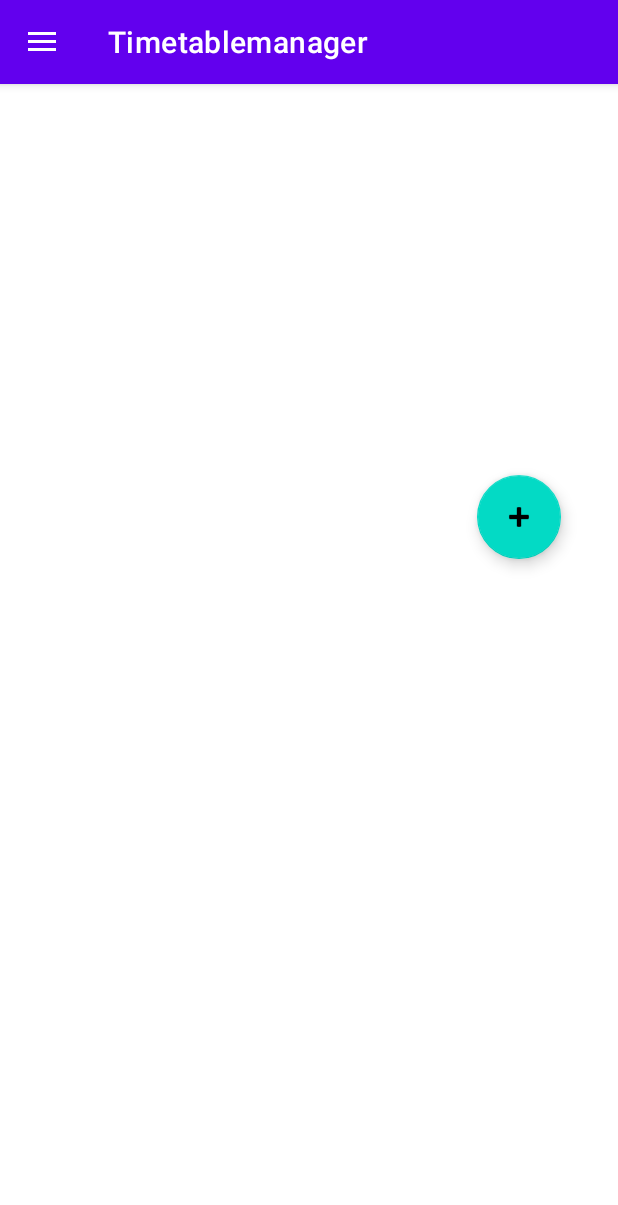
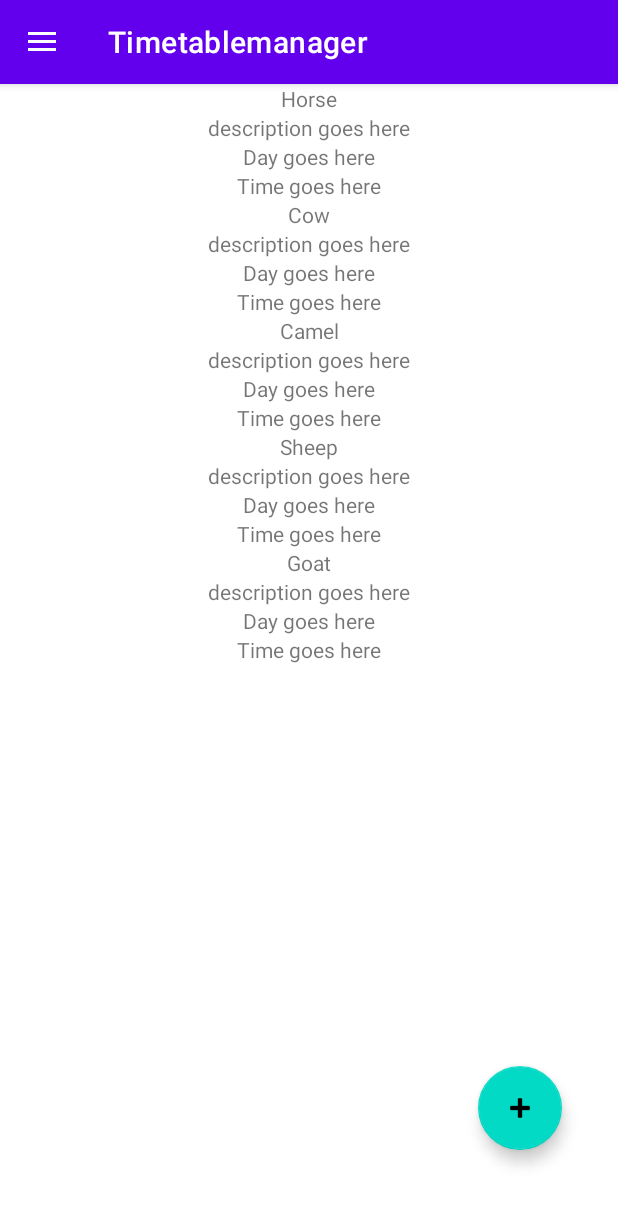
Before and after one commit to Talhamalhi/Mobile-Computing-, an Android app: the Timetable screen opened directly, with no data from a screen before it, on a phone screen of 412 x 824 dp. Shown: the top 1205 px of the screen. Run offline under Robolectric (Android 15) with nearby library versions, the phone set to English and light mode, and no system bars.

Commit message:
home page created
work started on homepage of the app. recycler view is used in the layout plan.

```diff
--- /dev/null
+++ b/TimeTable(App)/app/src/main/java/com/example/timetablemanager/TimeTable_Adapter.java
@@ -0,0 +1,76 @@
+package com.example.timetablemanager;
+
+import android.content.Context;
+import android.view.LayoutInflater;
+import android.view.View;
+import android.view.ViewGroup;
+import android.widget.TextView;
+
+import androidx.recyclerview.widget.RecyclerView;
+
+import java.util.List;
+
+public class TimeTable_Adapter extends RecyclerView.Adapter<TimeTable_Adapter.ViewHolder> {
+
+    private List<String> mData;
+    private LayoutInflater mInflater;
+    private ItemClickListener mClickListener;
+
+    // data is passed into the constructor
+    public TimeTable_Adapter(Context context, List<String> data) {
+        this.mInflater = LayoutInflater.from(context);
+        this.mData = data;
+    }
+
+    // inflates the row layout from xml when needed
+    @Override
+    public ViewHolder onCreateViewHolder(ViewGroup parent, int viewType) {
+        View view = mInflater.inflate(R.layout.row_timetable, parent, false);
+        return new ViewHolder(view);
+    }
+
+    // binds the data to the TextView in each row
+    @Override
+    public void onBindViewHolder(ViewHolder holder, int position) {
+        String animal = mData.get(position);
+        holder.myTextView.setText(animal);
+    }
+
+    // total number of rows
+    @Override
+    public int getItemCount() {
+        return mData.size();
+    }
+
+
+    // stores and recycles views as they are scrolled off screen
+    public class ViewHolder extends RecyclerView.ViewHolder implements View.OnClickListener {
+        TextView myTextView;
+
+        ViewHolder(View itemView) {
+            super(itemView);
+            myTextView = itemView.findViewById(R.id.title);
+            itemView.setOnClickListener(this);
+        }
+
+        @Override
+        public void onClick(View view) {
+            if (mClickListener != null) mClickListener.onItemClick(view, getAdapterPosition());
+        }
+    }
+
+    // convenience method for getting data at click position
+    String getItem(int id) {
+        return mData.get(id);
+    }
+
+    // allows clicks events to be caught
+    void setClickListener(ItemClickListener itemClickListener) {
+        this.mClickListener = itemClickListener;
+    }
+
+    // parent activity will implement this method to respond to click events
+    public interface ItemClickListener {
+        void onItemClick(View view, int position);
+    }
+}
--- a/TimeTable(App)/app/src/main/java/com/example/timetablemanager/adapter.java
+++ /dev/null
@@ -1,4 +0,0 @@
-package com.example.timetablemanager;
-
-public class adapter {
-}
--- a/TimeTable(App)/app/src/main/java/com/example/timetablemanager/leftdrawer/Timetable.java
+++ b/TimeTable(App)/app/src/main/java/com/example/timetablemanager/leftdrawer/Timetable.java
@@ -1,19 +1,25 @@
 package com.example.timetablemanager.leftdrawer;
 
+import android.annotation.SuppressLint;
 import android.os.Bundle;
 
 import androidx.fragment.app.Fragment;
+import androidx.recyclerview.widget.LinearLayoutManager;
+import androidx.recyclerview.widget.RecyclerView;
 
 import android.view.LayoutInflater;
 import android.view.View;
 import android.view.ViewGroup;
 
 import com.example.timetablemanager.R;
+import com.example.timetablemanager.TimeTable_Adapter;
+
+import java.util.ArrayList;
 
 import kotlin.jvm.Synchronized;
 
 public class Timetable extends Fragment {
-
+RecyclerView recyclerView;
     //Making Singleton Object For class
     private Timetable(){}
     private static Timetable instance = null;
@@ -23,11 +29,35 @@ public class Timetable extends Fragment {
         return instance;
     }
 
+    @Override
+    public void onCreate(Bundle savedInstanceState) {
+        super.onCreate(savedInstanceState);
+        // data to populate the RecyclerView with
+
+
+    }
 
     @Override
     public View onCreateView(LayoutInflater inflater, ViewGroup container,
                              Bundle savedInstanceState) {
         // Inflate the layout for this fragment
-        return inflater.inflate(R.layout.fragment_timetable, container, false);
+        View rootView = inflater.inflate(R.layout.fragment_timetable, container, false);
+        recyclerView = (RecyclerView) rootView.findViewById(R.id.recycler_view);
+
+        ArrayList<String> animalNames = new ArrayList<>();
+        animalNames.add("Horse");
+        animalNames.add("Cow");
+        animalNames.add("Camel");
+        animalNames.add("Sheep");
+        animalNames.add("Goat");
+
+//        recyclerView = (RecyclerView) getView().findViewById(R.id.recycler_view);
+        // set up the RecyclerView
+        recyclerView.setLayoutManager(new LinearLayoutManager(getActivity()));
+        TimeTable_Adapter adapter = new TimeTable_Adapter(getActivity(), animalNames);
+//        adapter.setClickListener(this);
+        recyclerView.setAdapter(adapter);
+        return rootView;
     }
+
 }
--- a/TimeTable(App)/app/src/main/res/layout/fragment_timetable.xml
+++ b/TimeTable(App)/app/src/main/res/layout/fragment_timetable.xml
@@ -1,14 +1,9 @@
 <?xml version="1.0" encoding="utf-8"?>
 <RelativeLayout xmlns:android="http://schemas.android.com/apk/res/android"
-    xmlns:app="http://schemas.android.com/apk/res-auto"
     xmlns:tools="http://schemas.android.com/tools"
     android:layout_width="match_parent"
     android:layout_height="match_parent"
-    android:rotationX="0"
     tools:context=".leftdrawer.Timetable">
-
-
-
 
     <com.google.android.material.floatingactionbutton.FloatingActionButton
         android:id="@+id/floatingActionButton2"
@@ -16,18 +11,16 @@
         android:layout_height="wrap_content"
         android:layout_alignParentEnd="true"
         android:layout_alignParentBottom="true"
-        android:layout_marginEnd="38dp"
-        android:layout_marginBottom="451dp"
+        android:layout_marginEnd="37dp"
+        android:layout_marginBottom="57dp"
         android:clickable="true"
         android:src="@android:drawable/ic_input_add" />
 
     <androidx.recyclerview.widget.RecyclerView
-        android:layout_width="73dp"
-        android:layout_height="288dp"
-        android:layout_alignParentEnd="true"
-        android:layout_alignParentBottom="true"
-        android:layout_marginEnd="169dp"
-        android:layout_marginBottom="171dp" />
+        android:id="@+id/recycler_view"
+        android:layout_width="match_parent"
+        android:layout_height="match_parent"
+        android:layout_above="@+id/floatingActionButton2" />
 
 
 </RelativeLayout>
--- /dev/null
+++ b/TimeTable(App)/app/src/main/res/layout/row_timetable.xml
@@ -0,0 +1,43 @@
+<?xml version="1.0" encoding="utf-8"?>
+<androidx.constraintlayout.widget.ConstraintLayout xmlns:android="http://schemas.android.com/apk/res/android"
+    xmlns:app="http://schemas.android.com/apk/res-auto"
+    android:layout_width="match_parent"
+    android:layout_height="wrap_content">
+
+
+    <TextView
+        android:id="@+id/title"
+        android:layout_width="wrap_content"
+        android:layout_height="wrap_content"
+        android:text="Title goes here"
+        app:layout_constraintLeft_toLeftOf="parent"
+        app:layout_constraintRight_toRightOf="parent"
+        app:layout_constraintTop_toTopOf="parent" />
+
+    <TextView
+        android:id="@+id/description"
+        android:layout_width="wrap_content"
+        android:layout_height="wrap_content"
+        android:text="description goes here"
+        app:layout_constraintLeft_toLeftOf="parent"
+        app:layout_constraintRight_toRightOf="parent"
+        app:layout_constraintTop_toBottomOf="@+id/title" />
+
+    <TextView
+        android:id="@+id/day"
+        android:layout_width="wrap_content"
+        android:layout_height="wrap_content"
+        android:text="Day goes here"
+        app:layout_constraintLeft_toLeftOf="parent"
+        app:layout_constraintRight_toRightOf="parent"
+        app:layout_constraintTop_toBottomOf="@+id/description"/>
+    <TextView
+        android:id="@+id/time"
+        android:layout_width="wrap_content"
+        android:layout_height="wrap_content"
+        android:text="Time goes here"
+        app:layout_constraintLeft_toLeftOf="parent"
+        app:layout_constraintRight_toRightOf="parent"
+        app:layout_constraintTop_toBottomOf="@+id/day" />
+
+</androidx.constraintlayout.widget.ConstraintLayout>
```
